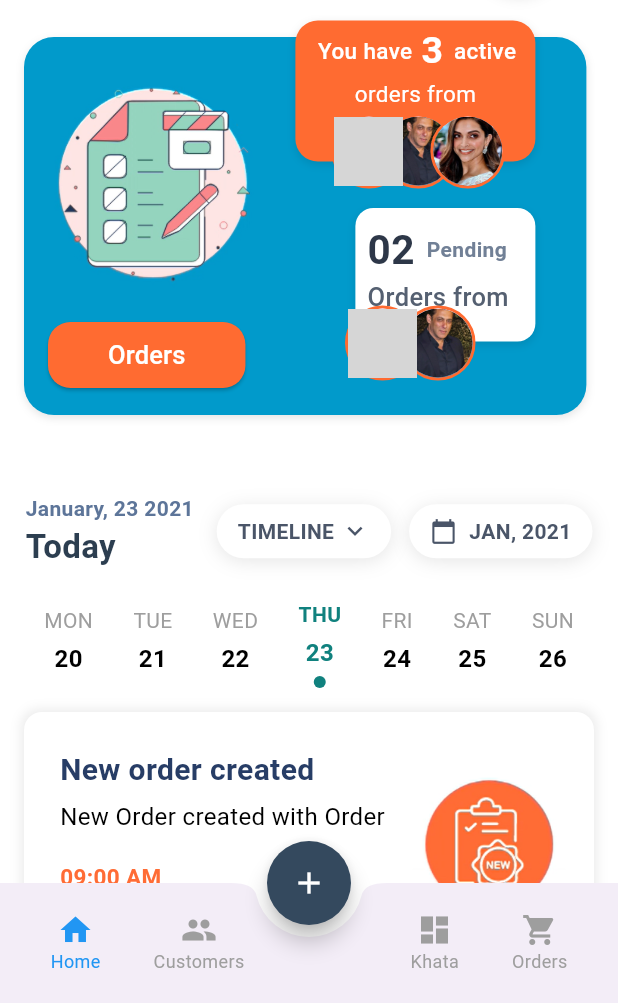
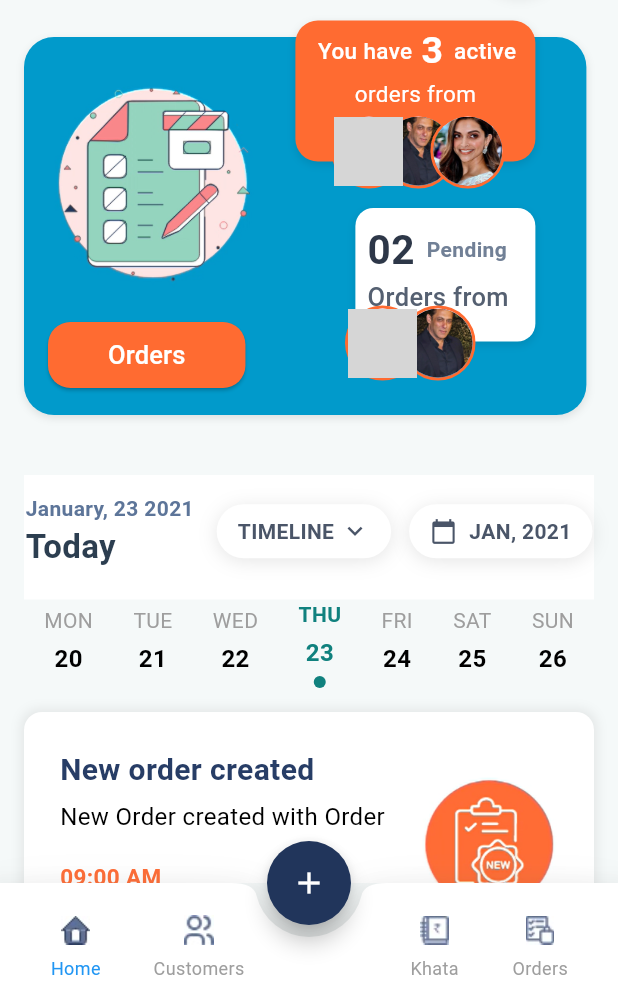
Before and after one commit to abhi153628/Mypcot_app, a Flutter app: the screen it shows after launch, on a phone screen of 412 x 824 dp, the part 233-1236 px from its top. Run offline on Flutter 3.47's test engine with Material 3 defaults, Android fonts, the light colour scheme and no system bars; our stand-ins replace animate_do, google_fonts; grey boxes are pictures that could not be loaded.

```diff
--- a/lib/view/home_page/home_page.dart
+++ b/lib/view/home_page/home_page.dart
@@ -24,12 +24,12 @@ class _DashboardPageState extends State<DashboardPage> {
   final Color _primaryColor = const Color(0xFF273d66);
   final Color _accentColor = const Color(0xFFff6c35);
   final Color _calendarHighlightColor = const Color(0xFF10817e);
-  final Color _backgroundColor = const Color(0xFFffffff);
+
 
   @override
   Widget build(BuildContext context) {
     return Scaffold(
-      backgroundColor: _backgroundColor,
+      backgroundColor: Color.fromARGB(255, 245, 249, 249),
 
       //! ----------- A P P B A R -----------
       appBar: _buildAppBar(),
@@ -56,7 +56,7 @@ class _DashboardPageState extends State<DashboardPage> {
   /// Builds the app bar with menu, favorite, notification and profile icons
   PreferredSizeWidget _buildAppBar() {
     return AppBar(
-      backgroundColor: _backgroundColor,
+      backgroundColor: Color.fromARGB(255, 245, 249, 249),
       elevation: 0,
       automaticallyImplyLeading: false,
       title: Padding(
@@ -409,7 +409,7 @@ class _DashboardPageState extends State<DashboardPage> {
   Widget _buildFloatingActionButton() {
     return FloatingActionButton(
       shape: const CircleBorder(),
-      backgroundColor: const Color(0xFF34495E),
+      backgroundColor: const Color(0xFF21355b),
       child: const Icon(Icons.add, color: Colors.white),
       onPressed: () {},
     );
--- a/lib/view/home_page/widget/bottom_navigation_bar.dart
+++ b/lib/view/home_page/widget/bottom_navigation_bar.dart
@@ -1,4 +1,3 @@
-// ----------- B O T T O M  N A V I G A T I O N  B A R -----------
 import 'package:flutter/material.dart';
 
 class BottomNavBar extends StatelessWidget {
@@ -14,25 +13,26 @@ class BottomNavBar extends StatelessWidget {
   @override
  Widget build(BuildContext context) {
   return BottomAppBar(
+    color: Color.fromARGB(255, 255, 255, 255),
+    shadowColor: Colors.grey[300], // Lighter shadow for subtle effect
+    elevation: 15, // Increased elevation for better shadow visibility
+    surfaceTintColor: Colors.transparent, // Remove tint color effect
     shape: const CircularNotchedRectangle(),
     notchMargin: 8.0,
-      child: Container(
-        height: 60,
     child: Row(
       mainAxisAlignment: MainAxisAlignment.spaceAround,
       children: [
-            _buildNavItem(0, Icons.home, 'Home'),
-            _buildNavItem(1, Icons.people, 'Customers'),
+        _buildNavItem(0, 'asset/Group 910.jpg', 'Home'),
+        _buildNavItem(1, 'asset/Group 912.jpg', 'Customers'),
         const SizedBox(width: 40), // Space for FAB
-            _buildNavItem(2, Icons.dashboard, 'Khata'),
-            _buildNavItem(3, Icons.shopping_cart, 'Orders'),
+        _buildNavItem(2, 'asset/Group 913.jpg', 'Khata'),
+        _buildNavItem(3, 'asset/Group 914.jpg', 'Orders'),
       ],
-        ),
     ),
   );
 }
 
-  Widget _buildNavItem(int index, IconData icon, String label) {
+  Widget _buildNavItem(int index, String imagePath, String label) {
     final bool isSelected = index == selectedIndex;
 
     return InkWell(
@@ -40,9 +40,11 @@ class BottomNavBar extends StatelessWidget {
       child: Column(
         mainAxisAlignment: MainAxisAlignment.center,
         children: [
-          Icon(
-            icon,
-            color: isSelected ? Colors.blue : Colors.grey,
+          Image.asset(
+            imagePath,
+            width: 34,
+            height: 34,
+
           ),
           Text(
             label,
```
Also changed, not shown: asset/Group 900.jpg (deleted), asset/Group 918.jpg (deleted), asset/Group 919.jpg (deleted), asset/Group 921.jpg (deleted), asset/Group 922.jpg (deleted), asset/customers-illustration-image-removebg-preview (1).png (deleted), asset/customers-illustration-image.jpg (deleted), asset/orders-illustration-image-removebg-preview (1).png (deleted), asset/orders-illustration-image.jpg (deleted), asset/pngtree-favourite-icon-design-png-image_1014864-removebg-preview.png (deleted), asset/subscriptions-illustration-image-removebg-preview (4).png (deleted), asset/subscriptions-illustration-image.jpg (deleted), asset/subwaysurfers_01.png (deleted), asset/≡ƒôì Leading Icon l Use High Emphasis-1.jpg (deleted). Lines whose indentation alone changed are shown as unchanged.
